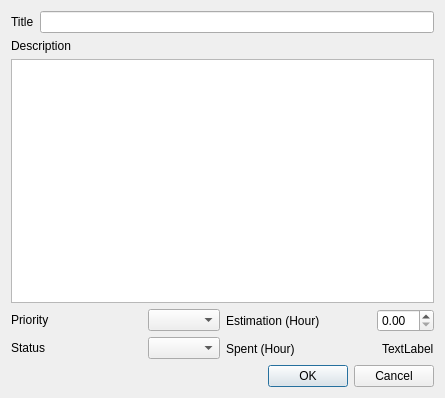
The window that ui/newdialog.ui (tkawachi/estimer) describes before a commit, drawn with Qt 5.
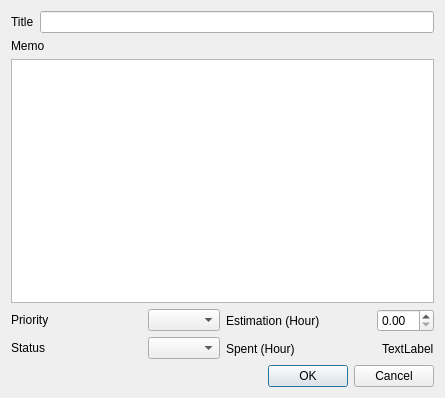
The same window after the commit.

```diff
--- a/ui/newdialog.ui
+++ b/ui/newdialog.ui
@@ -33,7 +33,7 @@
      <item>
       <widget class="QLabel" name="label_2">
        <property name="text">
-        <string>Description</string>
+        <string>Memo</string>
        </property>
       </widget>
      </item>
```
Left out of the diff: 12 changed lines with no effect on the pictures.
